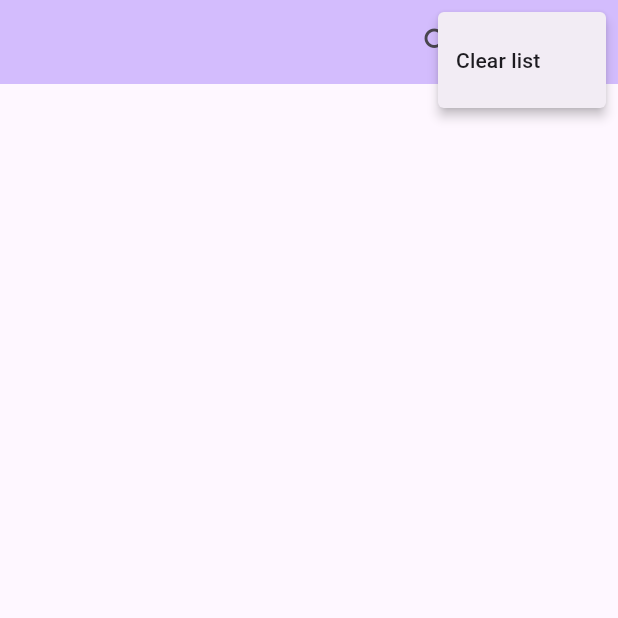
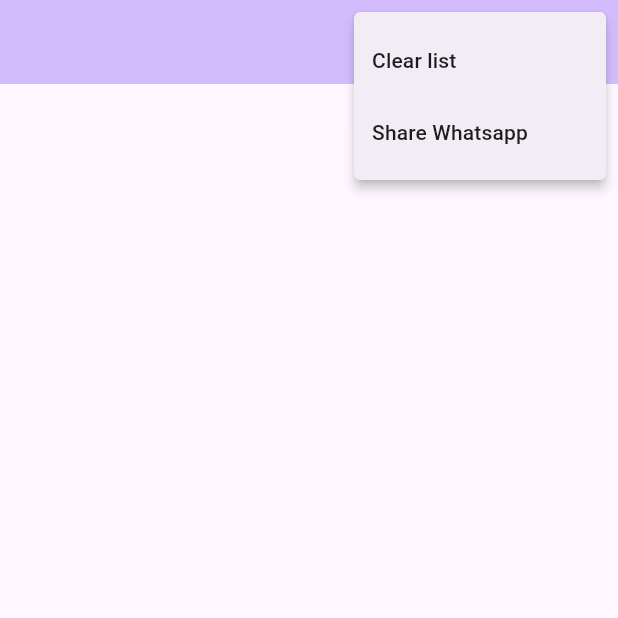
Before and after one commit to neytro/Neytrodev, a Flutter app: the screen it shows after launch, after a tap on the "more vert" icon, on a phone screen of 412 x 824 dp, the top half of it. Run offline on Flutter 3.47's test engine with Material 3 defaults, Android fonts, the phone set to English and light mode, and no system bars.

Commit message:
add menu share whats app

```diff
--- a/corblist/lib/main.dart
+++ b/corblist/lib/main.dart
@@ -125,6 +125,7 @@
             },
             itemBuilder: (BuildContext context) => [
               PopupMenuItem(value: 'clearlist', child: Text(AppLocalizations.of(context)!.clearlist)),
+              PopupMenuItem(value: 'sharewhatsapp', child: Text(AppLocalizations.of(context)!.sharewhatsapp)),
 
             ],
           ),
```
